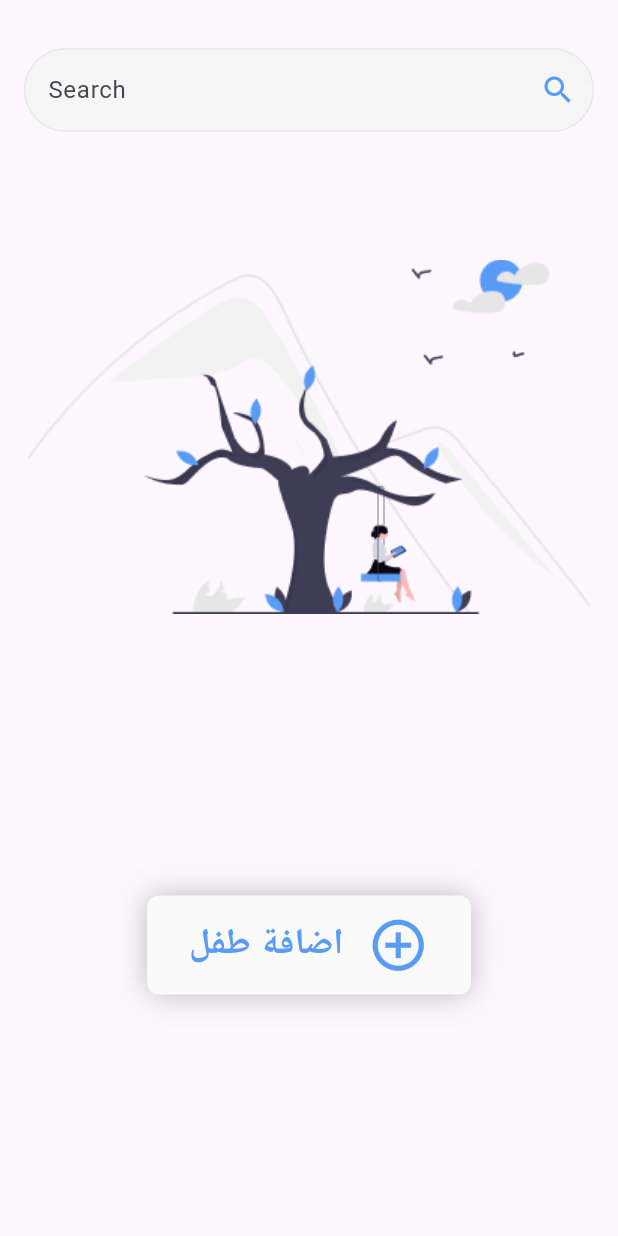
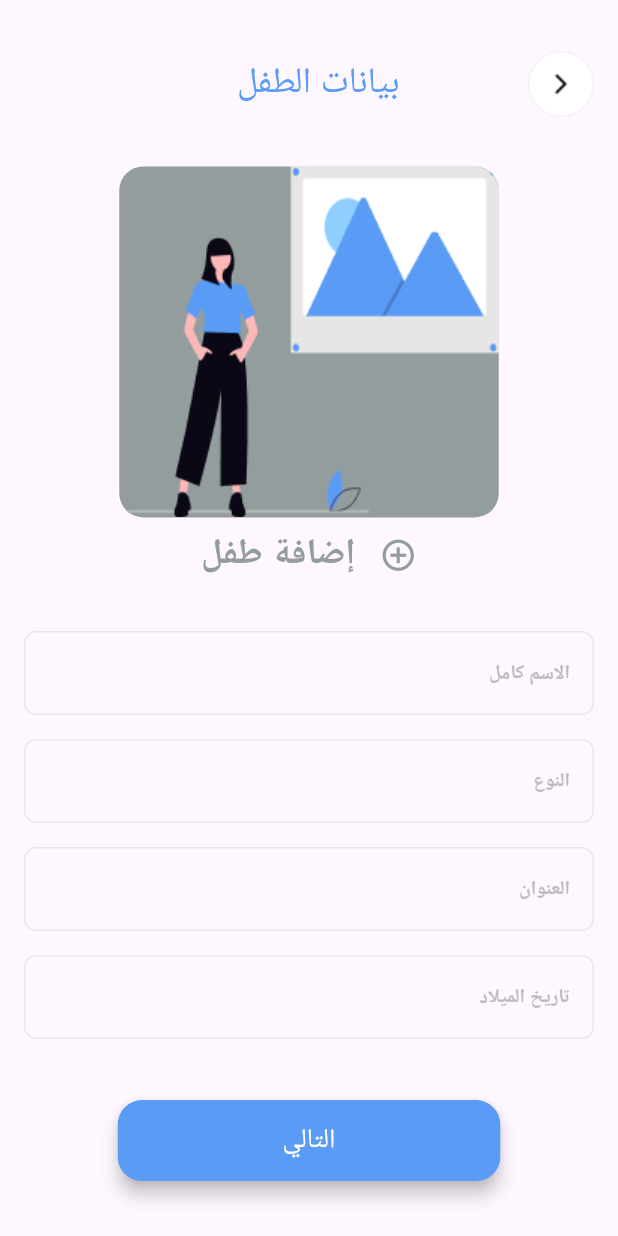
Before and after one commit to MohamedALshayeb/Khuta, a Flutter app: the ParentAndTeacherView screen opened by its route, after a tap on "اضافة طفل", on a phone screen of 412 x 824 dp. Run offline on Flutter 3.47's test engine with Material 3 defaults, Android fonts, the phone set to English and light mode, and no system bars; our stand-ins replace go_router.

Commit message:
continue in parent_and_child_view &  create add_child_data_view UI

```diff
--- a/lib/constants.dart
+++ b/lib/constants.dart
@@ -8,3 +8,4 @@ const kLightSkyGrayColor = Color(0xffE6E9EA);
 const kGrayscale950 = Color(0xff0C0D0D);
 const kPlatinumColor = Color(0xffE8E8E8);
 const kGray01Color = Color(0xffF6F6F6);
+const kGrayBlue9EColor = Color(0xff949D9E);
--- a/lib/core/utils/assest_data.dart
+++ b/lib/core/utils/assest_data.dart
@@ -9,4 +9,5 @@ class AssetsData {
       'assets/imgs/Frame 1171275941.png';
   static const String kParentandteacherImg =
       'assets/imgs/undraw_tree-swing_5010 1.png';
+  static const String kAddChildImg = 'assets/imgs/c.png';
 }
--- a/lib/core/utils/go_router_model.dart
+++ b/lib/core/utils/go_router_model.dart
@@ -4,9 +4,11 @@ import 'package:khuta_app/features/auth/views/create_new_pass_view.dart';
 import 'package:khuta_app/features/auth/views/log_in_view.dart';
 import 'package:khuta_app/features/auth/views/forget_pass_view.dart';
 import 'package:khuta_app/features/auth/views/validate_for_phone_code_view.dart';
+import 'package:khuta_app/features/home/presentation/view/add_child_data_view.dart';
 import 'package:khuta_app/features/home/presentation/view/home_view.dart';
 import 'package:khuta_app/features/home/presentation/view/parent_and_teacher_view.dart';
 import 'package:khuta_app/features/on_boarding/views/page_view.dart';
+import 'package:khuta_app/features/profile/presentation/views/profile_view.dart';
 import 'package:khuta_app/features/splash/views/spalsh_view.dart';
 
 abstract class GoRouterModel {
@@ -19,6 +21,9 @@ abstract class GoRouterModel {
   static const kNavigateToCreateNewPassView = '/create_new_pass_view';
   static const kNavigateToHomeView = '/home_view';
   static const kNavigateToParentAndTeacherView = '/parent_and_teacher_view';
+  static const kNavigateToProfileView = '/profile_view';
+  static const kNavigateToAddChilDdataView = '/add_child_data_view';
+
   static final router = GoRouter(
     routes: [
       GoRoute(path: '/', builder: (context, state) => const SpalchView()),
@@ -51,6 +56,14 @@ abstract class GoRouterModel {
         path: kNavigateToParentAndTeacherView,
         builder: (context, state) => ParentAndTeacherView(),
       ),
+      GoRoute(
+        path: kNavigateToProfileView,
+        builder: (context, state) => ProfileView(),
+      ),
+      GoRoute(
+        path: kNavigateToAddChilDdataView,
+        builder: (context, state) => AddChildDataView(),
+      ),
     ],
   );
 }
--- a/lib/core/widget/custom_text_form_field.dart
+++ b/lib/core/widget/custom_text_form_field.dart
@@ -33,7 +33,7 @@ class CustomTextFormField extends StatelessWidget {
             alignment: Alignment.centerRight,
             child: Text(labelText!),
           ),
-          hintStyle: Styles.textStyle13.copyWith(color: Colors.grey[400]),
+          labelStyle: Styles.textStyle13.copyWith(color: Colors.grey[400]),
           border: OutlineInputBorder(),
           enabledBorder: outlineInputBorder(),
           focusedBorder: outlineInputBorder(),
--- a/lib/features/auth/views/widgets/create_new_pass_body.dart
+++ b/lib/features/auth/views/widgets/create_new_pass_body.dart
@@ -26,9 +26,15 @@ class CreateNewPassBody extends StatelessWidget {
           ),
         ),
         SizedBox(height: MediaQuery.of(context).size.height * 0.035),
-        CustomTextFormField(labelText: 'كلمة المرور الجديدة'),
+        CustomTextFormField(
+          labelText: 'كلمة المرور الجديدة',
+          obscureText: true,
+        ),
         SizedBox(height: 24),
-        CustomTextFormField(labelText: 'إعادة كلمة المرور الجديدة'),
+        CustomTextFormField(
+          labelText: 'إعادة كلمة المرور الجديدة',
+          obscureText: true,
+        ),
         SizedBox(height: MediaQuery.of(context).size.height * 0.03),
         CustomAuthButton(
           onPressed: () {
--- a/lib/features/auth/views/widgets/custom_app_bar_with_arrowBack.dart
+++ b/lib/features/auth/views/widgets/custom_app_bar_with_arrowBack.dart
@@ -10,10 +10,14 @@ class CustomAppBarWithArrowBack extends StatelessWidget {
     return Padding(
       padding: const EdgeInsets.only(right: 16),
       child: Row(
-        mainAxisAlignment: MainAxisAlignment.end,
+        // mainAxisAlignment: MainAxisAlignment.center,
         children: [
+          Spacer(flex: 3),
+
           Text(appBarText, style: Styles.textstyle24),
+
           SizedBox(width: MediaQuery.of(context).size.width * .08),
+          Spacer(),
           GestureDetector(
             onTap: () {
               Navigator.pop(context);
--- /dev/null
+++ b/lib/features/home/presentation/view/add_child_data_view.dart
@@ -0,0 +1,11 @@
+import 'package:flutter/material.dart';
+import 'package:khuta_app/features/home/presentation/view/widgets/add_child_data_body.dart';
+
+class AddChildDataView extends StatelessWidget {
+  const AddChildDataView({super.key});
+
+  @override
+  Widget build(BuildContext context) {
+    return Scaffold(body: SafeArea(child: AddChildDataBody()));
+  }
+}
--- a/lib/features/home/presentation/view/parent_and_teacher_view.dart
+++ b/lib/features/home/presentation/view/parent_and_teacher_view.dart
@@ -1,11 +1,64 @@
 import 'package:flutter/material.dart';
+import 'package:go_router/go_router.dart';
+import 'package:khuta_app/constants.dart';
+import 'package:khuta_app/core/utils/go_router_model.dart';
 import 'package:khuta_app/features/home/presentation/view/widgets/parent_and_teacher_body.dart';
+import 'package:khuta_app/features/profile/presentation/views/profile_view.dart';
 
-class ParentAndTeacherView extends StatelessWidget {
+class ParentAndTeacherView extends StatefulWidget {
   const ParentAndTeacherView({super.key});
 
   @override
+  State<ParentAndTeacherView> createState() => _ParentAndTeacherViewState();
+}
+
+class _ParentAndTeacherViewState extends State<ParentAndTeacherView> {
+  int selectedIndex = 0;
+  List<Widget> bottomNavBarItems = [
+    ParentAndTeacherView(), //0
+    ProfileView(), //1
+  ];
+  @override
   Widget build(BuildContext context) {
-    return Scaffold(body: SafeArea(child: ParentAndTeacherBody()));
+    return Scaffold(
+      bottomNavigationBar: customBottomNavigatinBar(context),
+      body: SafeArea(
+        child: ParentAndTeacherBody(
+          bottomNavBarItem: bottomNavBarItems.elementAt(selectedIndex),
+        ),
+      ),
+    );
+  }
+
+  BottomNavigationBar customBottomNavigatinBar(BuildContext context) {
+    return BottomNavigationBar(
+      elevation: 0,
+      selectedItemColor: kPrimaryColor,
+      unselectedItemColor: Colors.black,
+      // iconSize: 30,
+      selectedIconTheme: IconThemeData(size: 30),
+      unselectedIconTheme: IconThemeData(size: 25),
+      items: [
+        BottomNavigationBarItem(icon: Icon(Icons.home_outlined), label: ''),
+
+        BottomNavigationBarItem(
+          icon: IconButton(
+            onPressed: () {
+              GoRouter.of(context).push(GoRouterModel.kNavigateToProfileView);
+            },
+            icon: Icon(Icons.person),
+          ),
+          label: '',
+        ),
+      ],
+      currentIndex: selectedIndex,
+      onTap: (value) {
+        // selectedIndex = value;
+        setState(() {
+          selectedIndex = value;
+          print('selectedIndex: $selectedIndex');
+        });
+      },
+    );
   }
 }
--- /dev/null
+++ b/lib/features/home/presentation/view/widgets/add_child_data_body.dart
@@ -0,0 +1,35 @@
+import 'package:flutter/material.dart';
+import 'package:khuta_app/core/widget/custom_text_form_field.dart';
+import 'package:khuta_app/features/auth/views/widgets/custom_app_bar_with_arrowBack.dart';
+import 'package:khuta_app/features/auth/views/widgets/custom_auth_button.dart';
+import 'package:khuta_app/features/home/presentation/view/widgets/custom_add_child_img.dart';
+import 'package:khuta_app/features/home/presentation/view/widgets/custom_button_to_add_child_img.dart';
+
+class AddChildDataBody extends StatelessWidget {
+  const AddChildDataBody({super.key});
+
+  @override
+  Widget build(BuildContext context) {
+    return SingleChildScrollView(
+      child: Column(
+        children: [
+          SizedBox(height: 34),
+          CustomAppBarWithArrowBack(appBarText: 'بيانات الطفل'),
+          SizedBox(height: MediaQuery.of(context).size.height * 0.04),
+          CustomAddChildImg(),
+
+          CustomButtonToAddChildImg(),
+          SizedBox(height: MediaQuery.of(context).size.height * 0.03),
+
+          CustomTextFormField(labelText: 'الاسم كامل'),
+          CustomTextFormField(labelText: 'النوع'),
+          CustomTextFormField(labelText: 'العنوان'),
+          CustomTextFormField(labelText: 'تاريخ الميلاد'),
+          SizedBox(height: MediaQuery.of(context).size.height * 0.03),
+
+          CustomAuthButton(onPressed: () {}, textButtonAuth: 'التالي'),
+        ],
+      ),
+    );
+  }
+}
--- /dev/null
+++ b/lib/features/home/presentation/view/widgets/custom_add_child_img.dart
@@ -0,0 +1,18 @@
+import 'package:flutter/material.dart';
+import 'package:khuta_app/constants.dart';
+import 'package:khuta_app/core/utils/assest_data.dart';
+
+class CustomAddChildImg extends StatelessWidget {
+  const CustomAddChildImg({super.key});
+
+  @override
+  Widget build(BuildContext context) {
+    return Container(
+      decoration: BoxDecoration(
+        color: kGrayBlue9EColor,
+        borderRadius: BorderRadius.circular(16),
+      ),
+      child: Image.asset(AssetsData.kAddChildImg),
+    );
+  }
+}
--- /dev/null
+++ b/lib/features/home/presentation/view/widgets/custom_button_to_add_child_img.dart
@@ -0,0 +1,28 @@
+import 'package:flutter/material.dart';
+import 'package:khuta_app/constants.dart';
+import 'package:khuta_app/core/utils/styles.dart';
+
+class CustomButtonToAddChildImg extends StatelessWidget {
+  const CustomButtonToAddChildImg({super.key});
+
+  @override
+  Widget build(BuildContext context) {
+    return TextButton(
+      onPressed: () {},
+      child: Row(
+        mainAxisAlignment: MainAxisAlignment.center,
+        children: [
+          Text(
+            'إضافة طفل',
+            style: Styles.textstyle24.copyWith(
+              color: kGrayBlue9EColor,
+              fontWeight: FontWeight.w700,
+            ),
+          ),
+          SizedBox(width: 16),
+          Icon(Icons.add_circle_outline, color: kGrayBlue9EColor, size: 25),
+        ],
+      ),
+    );
+  }
+}
--- /dev/null
+++ b/lib/features/home/presentation/view/widgets/custom_text_button_add_child_img.dart
@@ -0,0 +1,39 @@
+import 'package:flutter/material.dart';
+import 'package:go_router/go_router.dart';
+import 'package:khuta_app/constants.dart';
+import 'package:khuta_app/core/utils/go_router_model.dart';
+import 'package:khuta_app/core/utils/styles.dart';
+
+class CustomButtonAddChild extends StatelessWidget {
+  const CustomButtonAddChild({super.key});
+
+  @override
+  Widget build(BuildContext context) {
+    return Container(
+      decoration: BoxDecoration(
+        borderRadius: BorderRadius.circular(8),
+        color: kSoftColor,
+        boxShadow: [BoxShadow(blurRadius: 16, color: Colors.black26)],
+      ),
+      width: 216,
+      height: 66,
+      // color: Colors.amber,
+      child: MaterialButton(
+        onPressed: () {
+          GoRouter.of(context).push(GoRouterModel.kNavigateToAddChilDdataView);
+        },
+        child: Row(
+          mainAxisAlignment: MainAxisAlignment.center,
+          children: [
+            Text(
+              'اضافة طفل',
+              style: Styles.textstyle24.copyWith(fontWeight: FontWeight.w700),
+            ),
+            SizedBox(width: 16),
+            Icon(Icons.add_circle_outline, color: kPrimaryColor, size: 41),
+          ],
+        ),
+      ),
+    );
+  }
+}
--- a/lib/features/home/presentation/view/widgets/parent_and_teacher_body.dart
+++ b/lib/features/home/presentation/view/widgets/parent_and_teacher_body.dart
@@ -1,15 +1,15 @@
 import 'package:flutter/material.dart';
-import 'package:khuta_app/constants.dart';
 import 'package:khuta_app/core/utils/assest_data.dart';
-import 'package:khuta_app/core/utils/styles.dart';
+import 'package:khuta_app/features/home/presentation/view/widgets/custom_text_button_add_child_img.dart';
 import 'package:khuta_app/features/home/presentation/view/widgets/custom_text_field_search.dart';
 
 class ParentAndTeacherBody extends StatelessWidget {
-  const ParentAndTeacherBody({super.key});
-
+  const ParentAndTeacherBody({super.key, required this.bottomNavBarItem});
+  final Widget bottomNavBarItem;
   @override
   Widget build(BuildContext context) {
-    return Column(
+    return SingleChildScrollView(
+      child: Column(
         children: [
           SizedBox(height: 16),
           CustomTextFieldSearch(),
@@ -18,37 +18,6 @@ class ParentAndTeacherBody extends StatelessWidget {
           SizedBox(height: 188),
           CustomButtonAddChild(),
         ],
-    );
-  }
-}
-
-class CustomButtonAddChild extends StatelessWidget {
-  const CustomButtonAddChild({super.key});
-
-  @override
-  Widget build(BuildContext context) {
-    return Container(
-      decoration: BoxDecoration(
-        borderRadius: BorderRadius.circular(8),
-        color: kSoftColor,
-        boxShadow: [BoxShadow(blurRadius: 16, color: Colors.black26)],
-      ),
-      width: 216,
-      height: 66,
-      // color: Colors.amber,
-      child: MaterialButton(
-        onPressed: () {},
-        child: Row(
-          mainAxisAlignment: MainAxisAlignment.center,
-          children: [
-            Text(
-              'اضافة طفل',
-              style: Styles.textstyle24.copyWith(fontWeight: FontWeight.w700),
-            ),
-            SizedBox(width: 16),
-            Icon(Icons.add_circle_outline, color: kPrimaryColor, size: 41),
-          ],
-        ),
       ),
     );
   }
--- /dev/null
+++ b/lib/features/profile/presentation/views/profile_view.dart
@@ -0,0 +1,11 @@
+import 'package:flutter/material.dart';
+import 'package:khuta_app/features/profile/presentation/views/widget/profile_body.dart';
+
+class ProfileView extends StatelessWidget {
+  const ProfileView({super.key});
+
+  @override
+  Widget build(BuildContext context) {
+    return Scaffold(body: SafeArea(child: ProfileBody()));
+  }
+}
--- /dev/null
+++ b/lib/features/profile/presentation/views/widget/profile_body.dart
@@ -0,0 +1,16 @@
+import 'package:flutter/material.dart';
+import 'package:khuta_app/features/auth/views/widgets/custom_app_bar_with_arrowBack.dart';
+
+class ProfileBody extends StatelessWidget {
+  const ProfileBody({super.key});
+
+  @override
+  Widget build(BuildContext context) {
+    return Column(
+      children: [
+        SizedBox(height: 17),
+        CustomAppBarWithArrowBack(appBarText: 'حسابي'),
+      ],
+    );
+  }
+}
```
Also changed, not shown: assets/imgs/c.png (added). Lines whose indentation alone changed are shown as unchanged.
